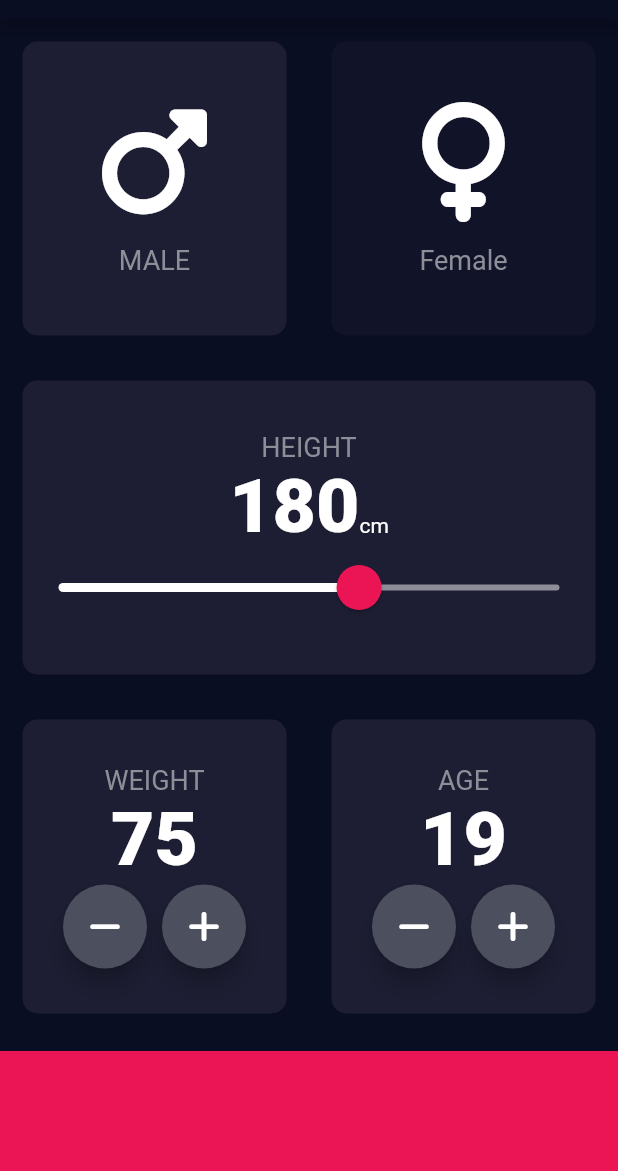
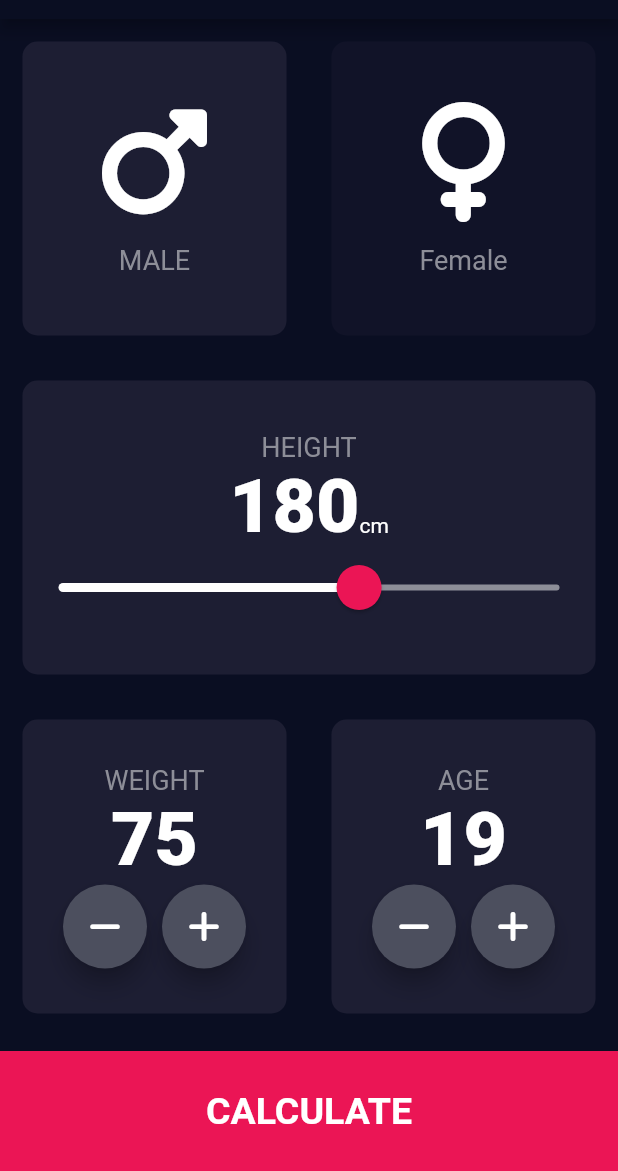
Before and after one commit to Woozzang/flutter-start-from-scratch, a Flutter app: the screen it shows after launch, on a phone screen of 412 x 824 dp, the part 65-1236 px from its top. Run offline on Flutter 3.47's test engine with Material 2 defaults, Android fonts, the phone set to English and light mode, and no system bars; our stand-ins replace audioplayers, font_awesome_flutter, rflutter_alert.

Commit message:
wip: 재사용 위젯 파일 분리하기

```diff
--- /dev/null
+++ b/flutter/toy-projects/bmi_calculator/lib/bottom_button.dart
@@ -0,0 +1,27 @@
+import 'package:flutter/material.dart';
+import 'constants.dart';
+
+class BottomButton extends StatelessWidget {
+  final String text;
+  final void Function() onTap;
+
+  BottomButton(this.text, this.onTap);
+
+  @override
+  Widget build(BuildContext context) {
+    return GestureDetector(
+      onTap: onTap,
+      child: Container(
+        color: kBottomContainerColor,
+        margin: EdgeInsets.only(top: 10.0),
+        width: double.infinity,
+        height: kBottomContainerHeight,
+        child: Center(
+            child: Text(
+          text,
+          style: kLargeButtonTextStyle,
+        )),
+      ),
+    );
+  }
+}
--- a/flutter/toy-projects/bmi_calculator/lib/input_page.dart
+++ b/flutter/toy-projects/bmi_calculator/lib/input_page.dart
@@ -1,7 +1,12 @@
+import 'package:bmi_calculator/results_page.dart';
 import 'package:flutter/material.dart';
 import 'package:font_awesome_flutter/font_awesome_flutter.dart';
 import 'icon_content.dart';
 import 'constants.dart';
+import 'results_page.dart';
+import 'reusable_card.dart';
+import 'bottom_button.dart';
+import 'round_icon_button.dart';
 
 class InputPage extends StatefulWidget {
   @override
@@ -198,12 +203,11 @@ class _InputPageState extends State<InputPage> {
                 )
               ],
             )),
-            Container(
-              color: kBottomContainerColor,
-              margin: EdgeInsets.only(top: 10.0),
-              width: double.infinity,
-              height: kBottomContainerHeight,
-            ),
+            BottomButton('CALCULATE', () {
+              Navigator.push(context, MaterialPageRoute(builder: (context) {
+                return ResultsPage();
+              }));
+            }),
           ],
         ),
       ),
@@ -211,64 +215,7 @@ class _InputPageState extends State<InputPage> {
   }
 }
 
-class ReusableCard extends StatelessWidget {
-  final Color color;
-  final Widget? cardChild;
-  void Function()? onTap;
-
-  ReusableCard(this.color, this.cardChild, this.onTap);
-
-  @override
-  Widget build(BuildContext context) {
-    return GestureDetector(
-      onTap: onTap,
-      child: Container(
-        child: cardChild,
-        margin: EdgeInsets.all(15),
-        decoration: BoxDecoration(
-          color: this.color,
-          borderRadius: BorderRadius.circular(10.0),
-        ),
-      ),
-    );
-  }
-}
-
-// Container(
-//         margin: EdgeInsets.all(15),
-//         decoration: BoxDecoration(
-//           color: Color(0xFF1D1E33),
-//           borderRadius: BorderRadius.circular(10.0),
-//         ),
-//       ),
-
 enum Gender {
   male,
   female;
 }
-
-class RoundIconButton extends StatelessWidget {
-  RoundIconButton(this.iconData, this.onPressedHandler);
-
-  final IconData iconData;
-
-  void Function() onPressedHandler;
-
-  @override
-  Widget build(BuildContext context) {
-    return RawMaterialButton(
-      child: Icon(
-        iconData,
-        color: Colors.white,
-      ),
-      elevation: 6.0,
-      onPressed: onPressedHandler,
-      constraints: BoxConstraints.tightFor(
-        width: 56.0,
-        height: 56.0,
-      ),
-      shape: CircleBorder(),
-      fillColor: Color(0xFF4C4F5E),
-    );
-  }
-}
--- a/flutter/toy-projects/bmi_calculator/lib/reusable_card.dart
+++ b/flutter/toy-projects/bmi_calculator/lib/reusable_card.dart
@@ -2,18 +2,22 @@ import 'package:flutter/material.dart';
 
 class ReusableCard extends StatelessWidget {
   final Color color;
-  final Widget cardChild;
+  final Widget? cardChild;
+  void Function()? onTap;
 
-  ReusableCard(this.color, this.cardChild);
+  ReusableCard(this.color, this.cardChild, this.onTap);
 
   @override
   Widget build(BuildContext context) {
-    return Container(
-      child: cardChild,
-      margin: EdgeInsets.all(15),
-      decoration: BoxDecoration(
-        color: this.color,
-        borderRadius: BorderRadius.circular(10.0),
+    return GestureDetector(
+      onTap: onTap,
+      child: Container(
+        child: cardChild,
+        margin: EdgeInsets.all(15),
+        decoration: BoxDecoration(
+          color: this.color,
+          borderRadius: BorderRadius.circular(10.0),
+        ),
       ),
     );
   }
--- /dev/null
+++ b/flutter/toy-projects/bmi_calculator/lib/round_icon_button.dart
@@ -0,0 +1,27 @@
+import 'package:flutter/material.dart';
+
+class RoundIconButton extends StatelessWidget {
+  RoundIconButton(this.iconData, this.onPressedHandler);
+
+  final IconData iconData;
+
+  void Function() onPressedHandler;
+
+  @override
+  Widget build(BuildContext context) {
+    return RawMaterialButton(
+      child: Icon(
+        iconData,
+        color: Colors.white,
+      ),
+      elevation: 6.0,
+      onPressed: onPressedHandler,
+      constraints: BoxConstraints.tightFor(
+        width: 56.0,
+        height: 56.0,
+      ),
+      shape: CircleBorder(),
+      fillColor: Color(0xFF4C4F5E),
+    );
+  }
+}
```
Also changed, not shown: flutter/toy-projects/bmi_calculator/lib/constants.dart (+25 -0 lines), flutter/toy-projects/bmi_calculator/lib/results_page.dart (added, +59 -0 lines).
